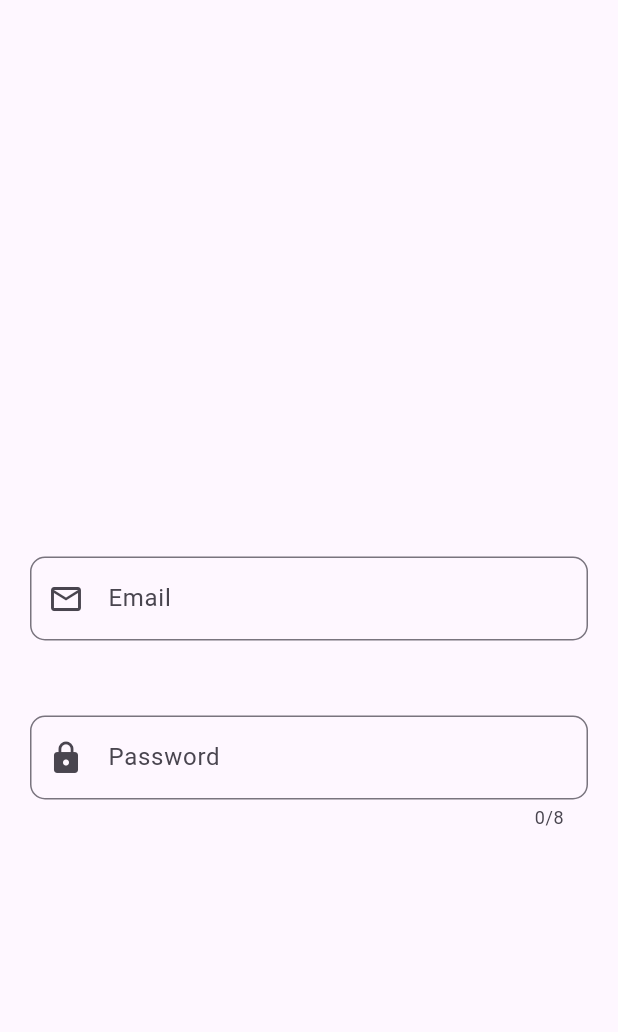
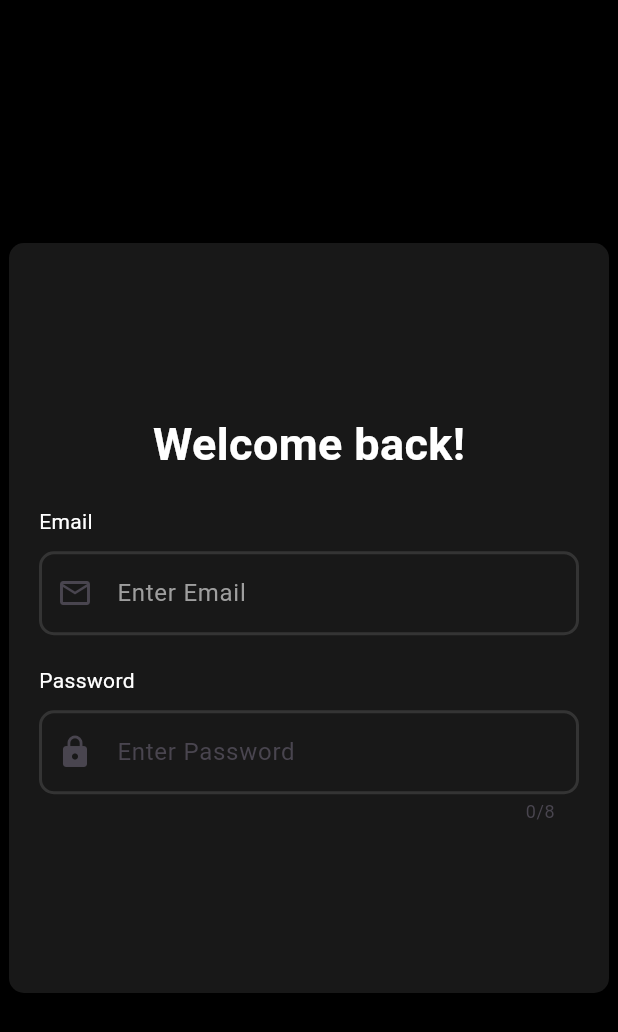
Before and after one commit to MauryaAayush/log_in, a Flutter app: the screen it shows after launch, on a phone screen of 412 x 824 dp. Shown: the top 1032 px of the screen. Run offline on Flutter 3.47's test engine with Material 3 defaults, Android fonts, the phone set to English and light mode, and no system bars; our stand-ins replace google_fonts; Roboto replaces fonts that are missing (Inder).

Commit message:
Radhey Radhey

```diff
--- a/lib/Views/login.dart
+++ b/lib/Views/login.dart
@@ -1,46 +1,124 @@
 import 'package:flutter/material.dart';
+import 'package:google_fonts/google_fonts.dart';
 
-class Login extends StatelessWidget {
-  const Login({super.key});
+class Login extends StatefulWidget {
+   Login({super.key});
+
+  @override
+  State<Login> createState() => _LoginState();
+}
+
+class _LoginState extends State<Login> {
+  TextEditingController txtEmail = TextEditingController();
+
+  TextEditingController txtPassword = TextEditingController();
 
   @override
   Widget build(BuildContext context) {
     return Scaffold(
-    body: Column(
+      backgroundColor: Colors.black,
+      body: Center(
+        child: Container(
+          alignment: Alignment.center,
+          height: 500,
+          width: 400,
+          decoration: BoxDecoration(
+              color: Color(0xFF181818), borderRadius: BorderRadius.circular(10)),
+          child: Column(
             mainAxisAlignment: MainAxisAlignment.center,
             children: [
+
+              Row(
+                mainAxisAlignment: MainAxisAlignment.center,
+                children: [
+                  Text(
+                    'Welcome back!',
+                    style: GoogleFonts.inder(
+                      color : Colors.white,
+                      fontSize: 30,  // Set the desired font size
+                      fontWeight: FontWeight.w600,  // Set the desired font weight
+                    ),
+                  )
+
+
+                ],
+              ),
+//        email
           Padding(
-          padding: const EdgeInsets.fromLTRB(20, 100, 20, 0),
+            padding: const EdgeInsets.fromLTRB(20, 20, 0, 10),
+            child: Row(
+              mainAxisAlignment: MainAxisAlignment.start,
+              children: [
+                Text('Email',style: GoogleFonts.inder(
+                  color : Colors.white
+                ),),
+              ],
+            ),
+          ),
+
+              Padding(
+                padding: const EdgeInsets.symmetric(horizontal: 20),
                 child: TextField(
                   decoration: InputDecoration(
                     border: OutlineInputBorder(
                       borderRadius: BorderRadius.all(Radius.circular(10)),
                     ),
-              labelText: 'Email',
+                    enabledBorder: OutlineInputBorder(
+                      borderRadius: BorderRadius.all(Radius.circular(10)),
+                      borderSide: BorderSide(
+                          color: Colors.white12,
+                        width: 2
+                      ),
+                    ),
+                    labelText: 'Enter Email',
+                    labelStyle: TextStyle(
+                      color: Colors.grey
+                    ),
                     hintText: 'abc@gmail.com',
                     prefixIcon: Icon(Icons.mail_outline),
-
                   ),
                 ),
               ),
+
+              //passsword
               Padding(
-          padding: const EdgeInsets.fromLTRB(20, 50, 20, 0),
+                padding: const EdgeInsets.fromLTRB(20, 20, 0, 10),
+                child: Row(
+                  mainAxisAlignment: MainAxisAlignment.start,
+                  children: [
+                    Text('Password',style: GoogleFonts.inder(
+                        color : Colors.white
+                    ),),
+                  ],
+                ),
+              ),
+
+              Padding(
+                padding: const EdgeInsets.fromLTRB(20, 0, 20, 0),
                 child: TextField(
                   maxLength: 8,
                   decoration: InputDecoration(
                       border: OutlineInputBorder(
                         borderRadius: BorderRadius.all(Radius.circular(10)),
                       ),
+                      enabledBorder: OutlineInputBorder(
+                        borderRadius: BorderRadius.all(Radius.circular(10)),
+                        borderSide: BorderSide(
+                            color: Colors.white12,
+                            width: 2
+                        ),
+                      ),
                       alignLabelWithHint: true,
                       hintText: '@abc123',
                       counterText: '0/8',
-              labelText: 'Password',
-              prefixIcon: Icon(Icons.lock)
-            ),
+                      labelText: 'Enter Password',
+                      prefixIcon: Icon(Icons.lock)),
                 ),
               ),
             ],
           ),
+        ),
+      ),
     );
   }
 }
--- a/lib/main.dart
+++ b/lib/main.dart
@@ -21,7 +21,7 @@ class MyApp extends StatelessWidget {
       ),
       initialRoute: '/',
       routes: {
-        '/' : (context) => const Login(),
+        '/' : (context) =>  Login(),
       },
     );
   }
--- a/pubspec.yaml
+++ b/pubspec.yaml
@@ -40,12 +40,14 @@ dev_dependencies:
   flutter_test:
     sdk: flutter
 
+
   # The "flutter_lints" package below contains a set of recommended lints to
   # encourage good coding practices. The lint set provided by the package is
   # activated in the `analysis_options.yaml` file located at the root of your
   # package. See that file for information about deactivating specific lint
   # rules and activating additional ones.
   flutter_lints: ^3.0.0
+  google_fonts:
 
 # For information on the generic Dart part of this file, see the
 # following page: https://dart.dev/tools/pub/pubspec
```
Also changed, not shown: pubspec.lock. Lines whose indentation alone changed are shown as unchanged.
